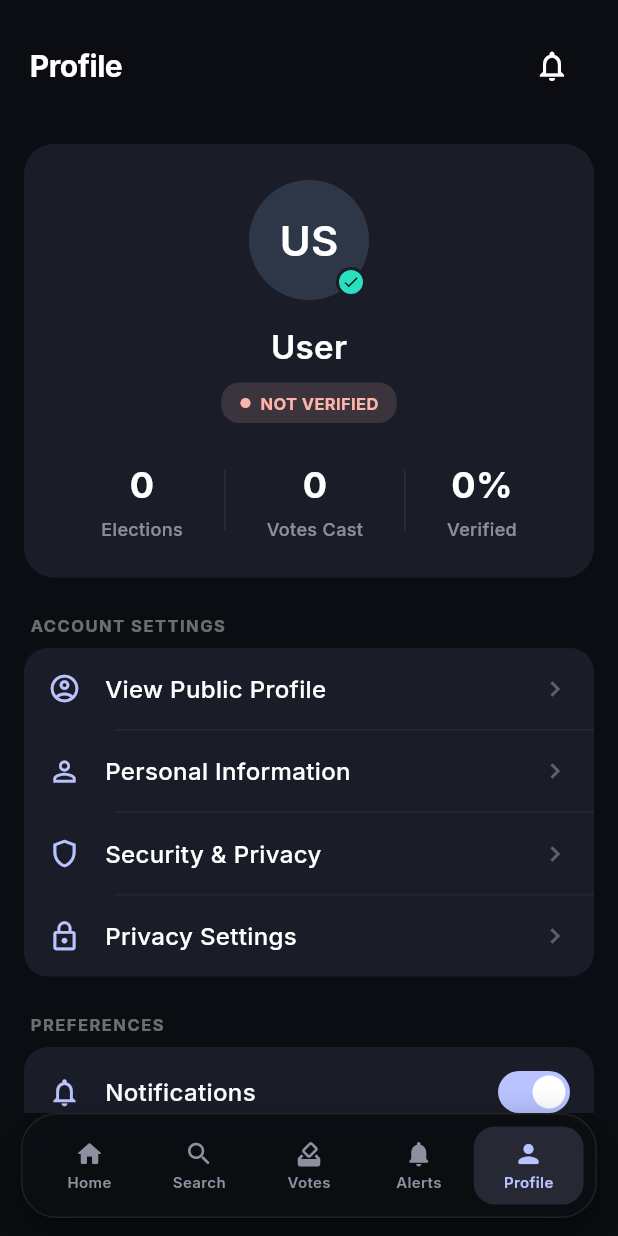
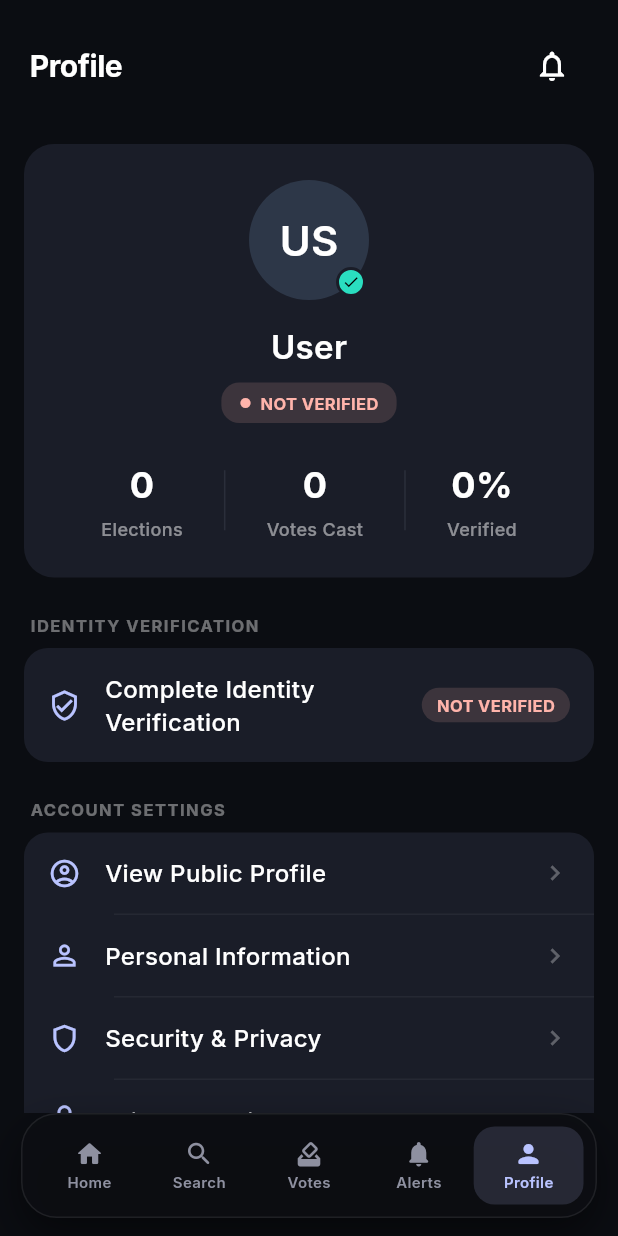
Before and after one commit to ashrafulislamse/Securevote, a Flutter app: the ProfileHubScreen screen opened by its route, on a phone screen of 412 x 824 dp. Run offline on Flutter 3.47's test engine with Material 3 defaults, Android fonts, the phone set to English and light mode, and no system bars; our stand-ins replace dio, flutter_secure_storage, freezed_annotation, google_fonts, image_picker, shared_preferences; accounts and stored records are empty; network calls fail; project files that could hold a hidden picture were left out.

Commit message:
fix(flutter): route KYC rejected/pending users to status screen
Previously splash and login sent ANY non-approved KYC status straight
to the upload form (kycStep1) — so a rejected user never saw the
rejection explanation or the retry button. They landed on a blank
upload form with no context about what went wrong.

Now routes by specific KYC status:
- approved        -> home
- notSubmitted    -> kycStep1 (upload form, first time)
- pending         -> kycStatusPending (Under Review + auto-polls)
- rejected        -> kycStatusPending (shows rejection reason + Retry)

Also:
- kycStatusPending: add 'Start Verification' button for the
  notSubmitted case (previously showed a confusing 'Check Status')
- profile hub: add an 'IDENTITY VERIFICATION' section for non-approved
  users so they can re-verify from the profile screen too — rejected
  shows 'Re-verify Identity', pending shows 'Verification Status',
  notSubmitted shows 'Complete Identity Verification'

```diff
--- a/securevote_flutter_sim/lib/features/profile/presentation/screens/profile_hub_screen.dart
+++ b/securevote_flutter_sim/lib/features/profile/presentation/screens/profile_hub_screen.dart
@@ -268,6 +268,63 @@
                     ),
                   ),
                   const SizedBox(height: 24),
+
+                  // IDENTITY VERIFICATION (only when not yet approved)
+                  if (kycStatus != KycStatus.approved) ...<Widget>[
+                    Padding(
+                      padding: const EdgeInsets.only(left: 4, bottom: 8),
+                      child: Text(
+                        'IDENTITY VERIFICATION',
+                        style: TextStyle(
+                          color: Colors.white.withValues(alpha: 0.4),
+                          fontSize: 11,
+                          fontWeight: FontWeight.w700,
+                          letterSpacing: 1,
+                        ),
+                      ),
+                    ),
+                    Container(
+                      decoration: BoxDecoration(
+                        borderRadius: BorderRadius.circular(16),
+                        color: const Color(0xFF1A1D28),
+                      ),
+                      child: _buildMenuItem(
+                        icon: kycStatus == KycStatus.rejected
+                            ? Icons.refresh_rounded
+                            : Icons.verified_user_outlined,
+                        title: kycStatus == KycStatus.rejected
+                            ? 'Re-verify Identity'
+                            : kycStatus == KycStatus.pending
+                            ? 'Verification Status'
+                            : 'Complete Identity Verification',
+                        trailing: Container(
+                          padding: const EdgeInsets.symmetric(
+                            horizontal: 10,
+                            vertical: 4,
+                          ),
+                          decoration: BoxDecoration(
+                            borderRadius: BorderRadius.circular(999),
+                            color: badge.color.withValues(alpha: 0.15),
+                          ),
+                          child: Text(
+                            badge.label,
+                            style: TextStyle(
+                              color: badge.color,
+                              fontSize: 11,
+                              fontWeight: FontWeight.w700,
+                            ),
+                          ),
+                        ),
+                        onTap: () => Navigator.pushNamed(
+                          context,
+                          kycStatus == KycStatus.notSubmitted
+                              ? AppRouter.kycStep1
+                              : AppRouter.kycStatusPending,
+                        ),
+                      ),
+                    ),
+                    const SizedBox(height: 24),
+                  ],
 
                   // ACCOUNT SETTINGS
                   Padding(
```
Also changed, not shown: securevote_flutter_sim/lib/features/auth/presentation/screens/login_screen.dart (+12 -12 lines), securevote_flutter_sim/lib/features/auth/presentation/screens/splash_screen.dart (+12 -4 lines), securevote_flutter_sim/lib/features/kyc/presentation/screens/kyc_status_pending_screen.dart (+12 -0 lines).
